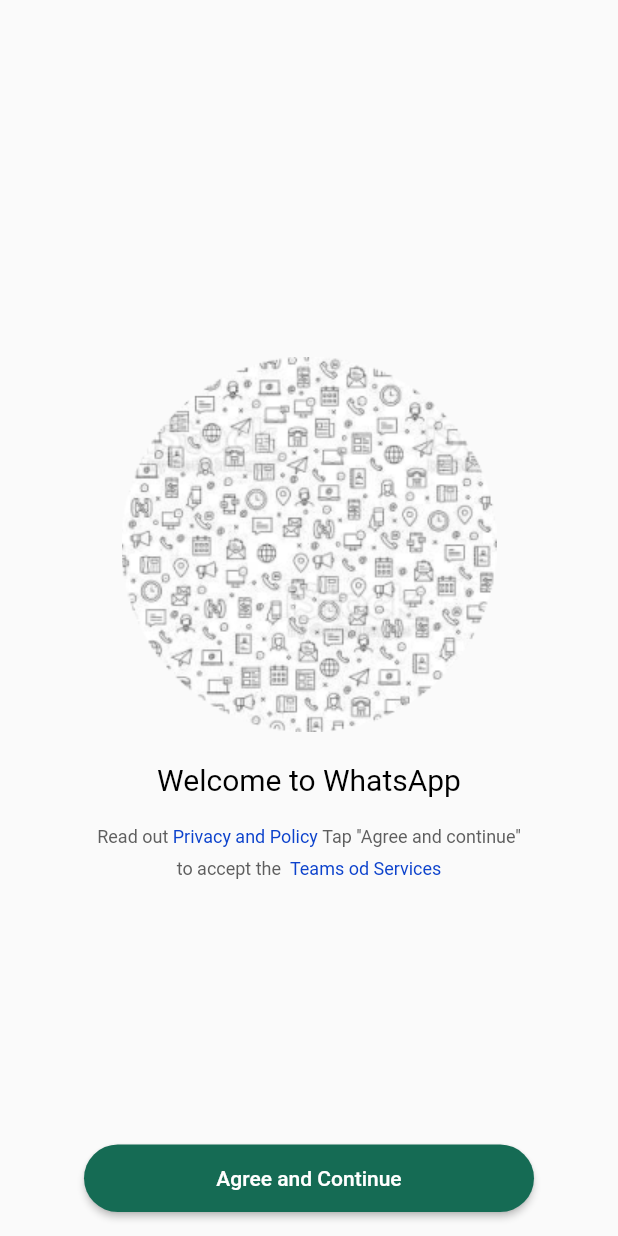
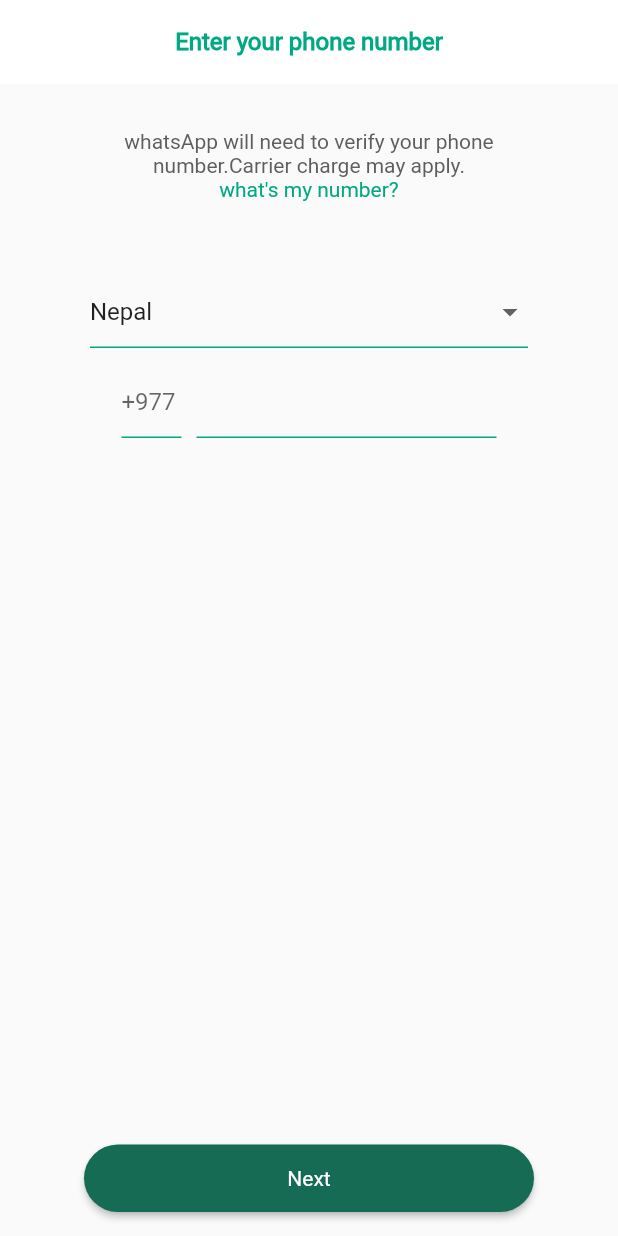
Before and after one commit to rajukarki467/whatapp_clone, a Flutter app: the screen it shows after launch, on a phone screen of 412 x 824 dp. Run offline on Flutter 3.47's test engine with Material 3 defaults, Android fonts, the phone set to English and light mode, and no system bars.

Commit message:
login Screen completed

```diff
--- a/lib/main.dart
+++ b/lib/main.dart
@@ -1,4 +1,5 @@
 import 'package:flutter/material.dart';
+import 'package:whatapp_clone/screen/login/loginscreen.dart';
 import '../screen/splash/splash.dart';
 
 void main() {
@@ -16,8 +17,10 @@
       theme: ThemeData(
         colorScheme: ColorScheme.fromSeed(seedColor: Color(0xff00a884)),
         useMaterial3: false,
+        fontFamily: "Regular",
       ),
-      home: const SplashScreen(),
+      // home: const SplashScreen(),
+      home: Loginscreen(),
     );
   }
 }
--- /dev/null
+++ b/lib/screen/login/loginscreen.dart
@@ -0,0 +1,128 @@
+import 'package:flutter/material.dart';
+import 'package:whatapp_clone/widgets/uihelper.dart';
+
+class Loginscreen extends StatefulWidget {
+  const Loginscreen({super.key});
+
+  @override
+  State<Loginscreen> createState() => _LoginscreenState();
+}
+
+class _LoginscreenState extends State<Loginscreen> {
+  @override
+  Widget build(BuildContext context) {
+    TextEditingController phonecontroller = TextEditingController();
+
+    String selectedCountry = "Nepal";
+    List<String> countries = ["Nepal", "USA", "UK", "India", "Germany"];
+
+    return Scaffold(
+      appBar: AppBar(
+        elevation: 0,
+        backgroundColor: Colors.white,
+        title: Center(
+          child: UiHelper.CustomText(
+            text: "Enter your phone number",
+            height: 16,
+            color: Color(0xff00a884),
+            fontWeight: FontWeight.bold,
+          ),
+        ),
+      ),
+      body: Column(
+        children: [
+          SizedBox(height: 30),
+          UiHelper.CustomText(
+            text: "whatsApp will need to verify your phone",
+            height: 14,
+          ),
+          UiHelper.CustomText(
+            text: "number.Carrier charge may apply.",
+            height: 14,
+          ),
+          UiHelper.CustomText(
+            text: "what's my number?",
+            height: 14,
+            color: Color(0xff00a884),
+          ),
+          SizedBox(height: 50),
+          Padding(
+            padding: const EdgeInsets.symmetric(horizontal: 60),
+            child: DropdownButtonFormField(
+              items: countries.map((String country) {
+                // print(country);
+                return DropdownMenuItem(
+                  value: country,
+                  child: Text(country.toString()),
+                );
+              }).toList(),
+              onChanged: (value) {
+                setState(() {
+                  selectedCountry = value!;
+                });
+              },
+              value: selectedCountry,
+              decoration: InputDecoration(
+                enabledBorder: UnderlineInputBorder(
+                  borderSide: BorderSide(color: Color(0xff00a884)),
+                ),
+                focusedBorder: UnderlineInputBorder(
+                  borderSide: BorderSide(color: Color(0xff00a884)),
+                ),
+              ),
+            ),
+          ),
+          SizedBox(height: 12),
+          Row(
+            mainAxisAlignment: MainAxisAlignment.center,
+            children: [
+              SizedBox(
+                width: 40,
+                child: TextField(
+                  keyboardType: TextInputType.number,
+                  decoration: InputDecoration(
+                    hintText: "+977",
+                    border: UnderlineInputBorder(
+                      borderSide: BorderSide(color: Color(0xff00a884)),
+                    ),
+                    focusedBorder: UnderlineInputBorder(
+                      borderSide: BorderSide(color: Color(0xff00a884)),
+                    ),
+                    enabledBorder: UnderlineInputBorder(
+                      borderSide: BorderSide(color: Color(0xff00a884)),
+                    ),
+                  ),
+                ),
+              ),
+              SizedBox(width: 10),
+              SizedBox(
+                width: 200,
+                child: TextField(
+                  keyboardType: TextInputType.number,
+                  controller: phonecontroller,
+                  decoration: InputDecoration(
+                    border: UnderlineInputBorder(
+                      borderSide: BorderSide(color: Color(0xff00a884)),
+                    ),
+                    focusedBorder: UnderlineInputBorder(
+                      borderSide: BorderSide(color: Color(0xff00a884)),
+                    ),
+                    enabledBorder: UnderlineInputBorder(
+                      borderSide: BorderSide(color: Color(0xff00a884)),
+                    ),
+                  ),
+                ),
+              ),
+            ],
+          ),
+        ],
+      ),
+
+      floatingActionButton: UiHelper.CustomButton(
+        callback: () {},
+        buttonname: "Next",
+      ),
+      floatingActionButtonLocation: FloatingActionButtonLocation.centerFloat,
+    );
+  }
+}
--- a/lib/screen/onboarding_screen.dart
+++ b/lib/screen/onboarding_screen.dart
@@ -1,4 +1,5 @@
 import 'package:flutter/material.dart';
+import 'package:whatapp_clone/screen/login/loginscreen.dart';
 import 'package:whatapp_clone/widgets/uihelper.dart';
 
 class OnboardingScreen extends StatelessWidget {
@@ -50,7 +51,12 @@
         ),
       ),
       floatingActionButton: UiHelper.CustomButton(
-        callback: () {},
+        callback: () {
+          Navigator.push(
+            context,
+            MaterialPageRoute(builder: (context) => Loginscreen()),
+          );
+        },
         buttonname: "Agree and Continue",
       ),
       floatingActionButtonLocation: FloatingActionButtonLocation.centerFloat,
```
